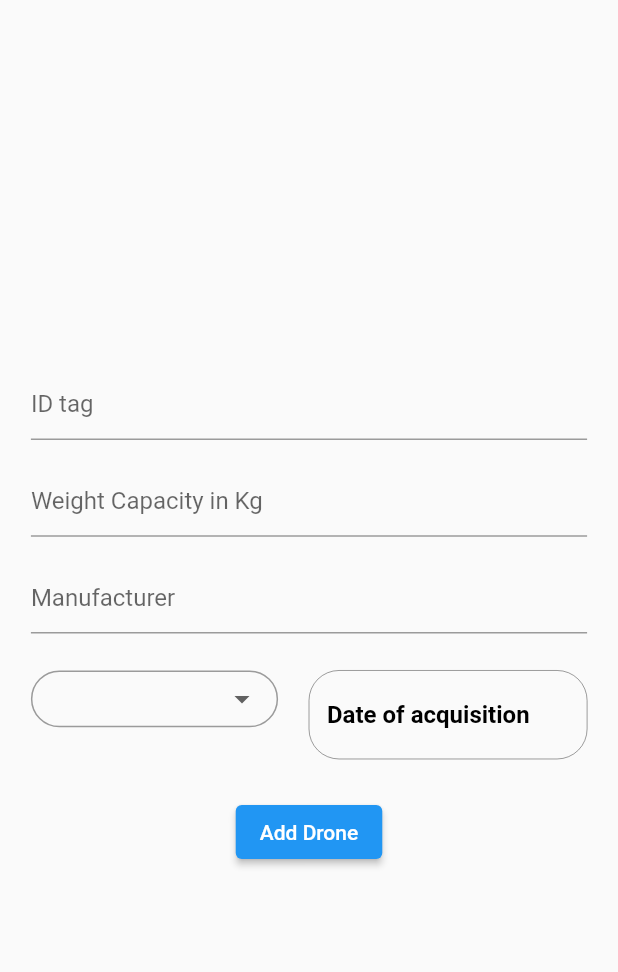
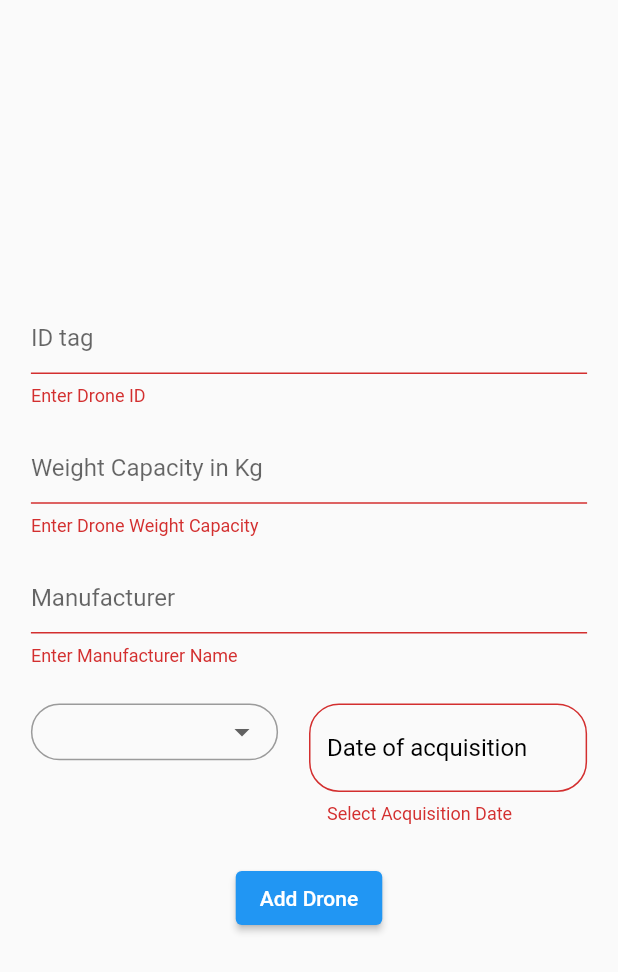
Before and after one commit to HassanTeslim007/dronetech, a Flutter app: the DroneDialog screen opened directly, after a tap on "Add Drone", on a phone screen of 412 x 824 dp. Shown: the top 972 px of the screen. Run offline on Flutter 3.47's test engine with Material 2 defaults, Android fonts, the phone set to English and light mode, and no system bars; our stand-ins replace cloud_firestore, firebase_core; accounts and stored records are empty.

Commit message:
Separated logic, delete drone, formatted code

```diff
--- a/lib/main.dart
+++ b/lib/main.dart
@@ -1,7 +1,7 @@
 import 'package:flutter/material.dart';
 import 'package:firebase_core/firebase_core.dart';
 
-import 'ui/screens/home.dart';
+import 'ui/screens/home/home.dart';
 
 void main() async {
   WidgetsFlutterBinding.ensureInitialized();
--- a/lib/model/drone.dart
+++ b/lib/model/drone.dart
@@ -26,7 +26,7 @@ class Drone {
     data['weight'] = weight;
     data['manufacturer'] = manufacturer;
     data['serviced'] = serviced;
-    data['acquisitonDate'] = acquisitionDate;
+    data['acquisitionDate'] = acquisitionDate;
     return data;
   }
 }
--- a/lib/ui/dialogs/add_drone.dart
+++ /dev/null
@@ -1,187 +0,0 @@
-import 'package:cloud_firestore/cloud_firestore.dart';
-import 'package:dronetech/model/drone.dart';
-import 'package:flutter/material.dart';
-
-class DroneDialog extends StatefulWidget {
-  const DroneDialog({Key? key}) : super(key: key);
-
-  @override
-  State<DroneDialog> createState() => _DroneDialogState();
-}
-
-class _DroneDialogState extends State<DroneDialog> {
-  TextEditingController idController = TextEditingController();
-  TextEditingController weightController = TextEditingController();
-  TextEditingController manufacturerController = TextEditingController();
-  TextEditingController dateController = TextEditingController();
-  bool? droneCondition = true;
-  DateTime? selectedDate;
-
-  @override
-  void dispose() {
-    super.dispose();
-    idController.dispose();
-    weightController.dispose();
-    manufacturerController.dispose();
-    dateController.dispose();
-  }
-
-  void addDrone() {
-    var id = idController.text;
-    var weight = weightController.text;
-    var manufacturer = manufacturerController.text;
-    var serviced = droneCondition;
-    var acquisitionDate = selectedDate.toString().substring(0, 10);
-    Drone drone = Drone(
-        id: id,
-        weight: '${weight}kg',
-        manufacturer: manufacturer,
-        serviced: serviced,
-        acquisitionDate: acquisitionDate);
-    final droneDB = FirebaseFirestore.instance.collection('Drones collection');
-
-    try {
-      droneDB.add(drone.toJson());
-      ScaffoldMessenger.of(context).showSnackBar(SnackBar(
-        content: const Text('Drone Added Successfully'),
-        backgroundColor: Colors.green[400],
-      ));
-    } on Exception {
-      ScaffoldMessenger.of(context).showSnackBar(SnackBar(
-        content: const Text('Drone Added Failed'),
-        backgroundColor: Colors.redAccent[400],
-      ));
-    }
-    idController.clear();
-    weightController.clear();
-    manufacturerController.clear();
-    dateController.clear();
-    Navigator.pop(context);
-  }
-
-  selectDate() async {
-    DateTime? newDate = await showDatePicker(
-        context: context,
-        initialDate: DateTime(2010),
-        firstDate: DateTime(2000),
-        lastDate: DateTime.now());
-
-    setState(() {
-      if (newDate == null) {
-        return;
-      } else {
-        selectedDate = newDate;
-      }
-    });
-  }
-
-  @override
-  Widget build(BuildContext context) {
-    var width = MediaQuery.of(context).size.width;
-    var height = MediaQuery.of(context).size.height;
-    return Scaffold(
-      body: Padding(
-        padding: EdgeInsets.symmetric(
-            horizontal: width * 0.05, vertical: height * 0.02),
-        child: SizedBox(
-          child: Form(
-              child: Column(
-            mainAxisAlignment: MainAxisAlignment.center,
-            children: [
-              TextFormField(
-                controller: idController,
-                keyboardType: TextInputType.text,
-                decoration: const InputDecoration(
-                  hintText: 'ID tag',
-                ),
-              ),
-              SizedBox(
-                height: height * 0.02,
-              ),
-              TextFormField(
-                  controller: weightController,
-                  keyboardType: TextInputType.number,
-                  decoration: const InputDecoration(
-                    hintText: 'Weight Capacity in Kg',
-                  )),
-              SizedBox(
-                height: height * 0.02,
-              ),
-              TextFormField(
-                  controller: manufacturerController,
-                  keyboardType: TextInputType.text,
-                  decoration: const InputDecoration(
-                    hintText: 'Manufacturer',
-                  )),
-              SizedBox(
-                height: height * 0.03,
-              ),
-              Flexible(
-                child: Row(
-                  mainAxisAlignment: MainAxisAlignment.spaceBetween,
-                  crossAxisAlignment: CrossAxisAlignment.start,
-                  children: [
-                    SizedBox(
-                      width: width / 2.5,
-                      height: height * 0.046,
-                      child: DropdownButtonFormField<String>(
-                        decoration: InputDecoration(
-                            border: OutlineInputBorder(
-                                borderRadius: BorderRadius.circular(20.0),
-                                borderSide: BorderSide(
-                                    width: width * 0.03, color: Colors.black))),
-                        value: 'Serviced',
-                        items: ['Serviced', 'Not Serviced']
-                            .map((val) => DropdownMenuItem<String>(
-                                value: val,
-                                child: Text(
-                                  val,
-                                )))
-                            .toList(),
-                        onChanged: (val) {
-                          if (val == 'Serviced') {
-                            droneCondition = true;
-                          } else {
-                            droneCondition = false;
-                          }
-                        },
-                      ),
-                    ),
-                    InkWell(
-                      onTap: () async {
-                        await selectDate();
-                      },
-                      child: SizedBox(
-                        width: width * 0.45,
-                        child: TextField(
-                            controller: dateController,
-                            enabled: false,
-                            decoration: InputDecoration(
-                                hintText: selectedDate == null
-                                    ? 'Date of acquisition'
-                                    : '${selectedDate!.year}-${selectedDate!.month}-${selectedDate!.day}',
-                                hintStyle: const TextStyle(
-                                    fontWeight: FontWeight.bold,
-                                    color: Colors.black),
-                                border: OutlineInputBorder(
-                                    borderRadius: BorderRadius.circular(20.0),
-                                    borderSide: BorderSide(
-                                        width: width * 0.03,
-                                        color: Colors.black)))),
-                      ),
-                    ),
-                  ],
-                ),
-              ),
-              SizedBox(
-                height: height * 0.03,
-              ),
-              ElevatedButton(
-                  onPressed: addDrone, child: const Text('Add Drone'))
-            ],
-          )),
-        ),
-      ),
-    );
-  }
-}
--- /dev/null
+++ b/lib/ui/dialogs/drone_dialog/drone_dialog.dart
@@ -0,0 +1,163 @@
+import 'package:dronetech/ui/dialogs/drone_dialog/drone_dialog_logic.dart';
+import 'package:flutter/material.dart';
+
+class DroneDialog extends StatefulWidget {
+  const DroneDialog({Key? key}) : super(key: key);
+
+  @override
+  State<DroneDialog> createState() => _DroneDialogState();
+}
+
+class _DroneDialogState extends State<DroneDialog> {
+  final controller = DroneDialogLogic();
+
+  selectDate() async {
+    DateTime? newDate = await showDatePicker(
+        context: context,
+        initialDate: DateTime(2010),
+        firstDate: DateTime(2000),
+        lastDate: DateTime.now());
+
+    setState(() {
+      if (newDate == null) {
+        return;
+      } else {
+        controller.dateController.text = newDate.toString().substring(0, 10);
+        controller.selectedDate = controller.dateController.text;
+      }
+    });
+  }
+
+  @override
+  void dispose() {
+    controller.dispose();
+    super.dispose();
+  }
+
+  @override
+  Widget build(BuildContext context) {
+    var width = MediaQuery.of(context).size.width;
+    var height = MediaQuery.of(context).size.height;
+    return Scaffold(
+      body: Padding(
+        padding: EdgeInsets.symmetric(
+            horizontal: width * 0.05, vertical: height * 0.02),
+        child: SizedBox(
+          child: Form(
+              key: controller.formKey,
+              child: Column(
+                mainAxisAlignment: MainAxisAlignment.center,
+                children: [
+                  TextFormField(
+                    validator: (val) {
+                      if (val!.isEmpty) return "Enter Drone ID";
+                      return null;
+                    },
+                    controller: controller.idController,
+                    keyboardType: TextInputType.text,
+                    decoration: const InputDecoration(
+                      hintText: 'ID tag',
+                    ),
+                  ),
+                  SizedBox(
+                    height: height * 0.02,
+                  ),
+                  TextFormField(
+                      validator: (val) {
+                        if (val!.isEmpty) return "Enter Drone Weight Capacity";
+                        return null;
+                      },
+                      controller: controller.weightController,
+                      keyboardType: TextInputType.number,
+                      decoration: const InputDecoration(
+                        hintText: 'Weight Capacity in Kg',
+                      )),
+                  SizedBox(
+                    height: height * 0.02,
+                  ),
+                  TextFormField(
+                      validator: (val) {
+                        if (val!.isEmpty) return "Enter Manufacturer Name";
+                        return null;
+                      },
+                      controller: controller.manufacturerController,
+                      keyboardType: TextInputType.text,
+                      decoration: const InputDecoration(
+                        hintText: 'Manufacturer',
+                      )),
+                  SizedBox(
+                    height: height * 0.03,
+                  ),
+                  Flexible(
+                    child: Row(
+                      mainAxisAlignment: MainAxisAlignment.spaceBetween,
+                      crossAxisAlignment: CrossAxisAlignment.start,
+                      children: [
+                        SizedBox(
+                          width: width / 2.5,
+                          height: height * 0.046,
+                          child: DropdownButtonFormField<String>(
+                            decoration: InputDecoration(
+                                border: OutlineInputBorder(
+                                    borderRadius: BorderRadius.circular(20.0),
+                                    borderSide: BorderSide(
+                                        width: width * 0.03,
+                                        color: Colors.black))),
+                            value: 'Serviced',
+                            items: ['Serviced', 'Not Serviced']
+                                .map((val) => DropdownMenuItem<String>(
+                                    value: val,
+                                    child: Text(
+                                      val,
+                                    )))
+                                .toList(),
+                            onChanged: (val) {
+                              if (val == 'Serviced') {
+                                controller.droneCondition = true;
+                              } else {
+                                controller.droneCondition = false;
+                              }
+                            },
+                          ),
+                        ),
+                        SizedBox(
+                          width: width * 0.45,
+                          child: TextFormField(
+                              onTap: () async {
+                                await selectDate();
+                              },
+                              validator: (val) {
+                                if (val!.isEmpty) {
+                                  return "Select Acquisition Date";
+                                }
+                                return null;
+                              },
+                              controller: controller.dateController,
+                              showCursor: true,
+                              readOnly: true,
+                              decoration: InputDecoration(
+                                  hintText: 'Date of acquisition',
+                                  hintStyle:
+                                      const TextStyle(color: Colors.black),
+                                  border: OutlineInputBorder(
+                                      borderRadius: BorderRadius.circular(20.0),
+                                      borderSide: BorderSide(
+                                          width: width * 0.03,
+                                          color: Colors.black)))),
+                        ),
+                      ],
+                    ),
+                  ),
+                  SizedBox(
+                    height: height * 0.03,
+                  ),
+                  ElevatedButton(
+                      onPressed: () => controller.addDrone(context),
+                      child: const Text('Add Drone'))
+                ],
+              )),
+        ),
+      ),
+    );
+  }
+}
--- /dev/null
+++ b/lib/ui/dialogs/drone_dialog/drone_dialog_logic.dart
@@ -0,0 +1,60 @@
+import 'package:cloud_firestore/cloud_firestore.dart';
+import 'package:flutter/material.dart';
+
+import '../../../model/drone.dart';
+
+class DroneDialogLogic {
+  TextEditingController idController = TextEditingController();
+  TextEditingController weightController = TextEditingController();
+  TextEditingController manufacturerController = TextEditingController();
+  TextEditingController dateController = TextEditingController();
+  bool? droneCondition = true;
+  String? selectedDate;
+  final formKey = GlobalKey<FormState>();
+
+  void dispose() {
+    idController.dispose();
+    weightController.dispose();
+    manufacturerController.dispose();
+    dateController.dispose();
+  }
+
+  //write to db
+  void addDrone(context) {
+    var id = idController.text;
+    var weight = weightController.text;
+    var manufacturer = manufacturerController.text;
+    var serviced = droneCondition;
+    var acquisitionDate = selectedDate.toString();
+    Drone drone = Drone(
+        id: id,
+        weight: '${weight}kg',
+        manufacturer: manufacturer,
+        serviced: serviced,
+        acquisitionDate: acquisitionDate);
+    final droneDB =
+        FirebaseFirestore.instance.collection('Drones collection').doc(id);
+    //validate form
+    if (formKey.currentState!.validate()) {
+      try {
+        droneDB.set(drone.toJson());
+        //show success snackbar
+        ScaffoldMessenger.of(context).showSnackBar(SnackBar(
+          content: const Text('Drone Added Successfully'),
+          backgroundColor: Colors.green[400],
+        ));
+      } on Exception {
+        //show failure snackbar
+        ScaffoldMessenger.of(context).showSnackBar(SnackBar(
+          content: const Text('Drone Added Failed'),
+          backgroundColor: Colors.redAccent[400],
+        ));
+      }
+      idController.clear();
+      weightController.clear();
+      manufacturerController.clear();
+      dateController.clear();
+      Navigator.pop(context);
+    }
+  }
+}
--- /dev/null
+++ b/lib/ui/screens/home/home_logic.dart
@@ -0,0 +1,44 @@
+import 'package:cloud_firestore/cloud_firestore.dart';
+import 'package:flutter/material.dart';
+
+import '../../../model/drone.dart';
+import '../../dialogs/drone_dialog/drone_dialog.dart';
+
+class HomeLogic {
+  //Fetch Drones
+  Stream<List<Drone>> fetchDrones() => FirebaseFirestore.instance
+      .collection('Drones collection')
+      .snapshots()
+      .map((snapshot) =>
+          snapshot.docs.map((drone) => Drone.fromJson(drone.data())).toList());
+  //Add New drone
+  void addDrone(context) {
+    showDialog(
+        context: context,
+        builder: ((context) {
+          return SizedBox(
+              height: MediaQuery.of(context).size.height / 2,
+              child: const DroneDialog());
+        }));
+  }
+
+  // delete Drone Field
+  void deleteDrone(String id, context) {
+    final drone =
+        FirebaseFirestore.instance.collection('Drones collection').doc(id);
+
+
+    try {
+     drone.delete();
+      ScaffoldMessenger.of(context).showSnackBar(SnackBar(
+        content: const Text('Drone Deleted Successfully'),
+        backgroundColor: Colors.green[400],
+      ));
+    } on Exception {
+      ScaffoldMessenger.of(context).showSnackBar(SnackBar(
+        content: const Text('Drone could not be deleted'),
+        backgroundColor: Colors.redAccent[400],
+      ));
+    }
+  }
+}
--- /dev/null
+++ b/lib/ui/widgets/drone_tile.dart
@@ -0,0 +1,26 @@
+import 'package:flutter/material.dart';
+import 'package:flutter/src/foundation/key.dart';
+import 'package:flutter/src/widgets/framework.dart';
+
+import '../../model/drone.dart';
+
+class DroneTile extends StatelessWidget {
+  final Drone drone;
+  const DroneTile({Key? key,required this.drone}) : super(key: key);
+
+  @override
+  Widget build(BuildContext context) {
+    return ListTile(
+      title: Text(
+        drone.id!,
+        style: const TextStyle(fontWeight: FontWeight.bold, fontSize: 20),
+      ),
+      subtitle:
+          Row(mainAxisAlignment: MainAxisAlignment.spaceBetween, children: [
+        Text(drone.manufacturer!),
+        Text('Serviced: ${drone.serviced!}'),
+        Text('Date Acquired: ${drone.acquisitionDate!}'),
+      ]),
+    );
+  }
+}
```
Also changed, not shown: lib/ui/screens/home.dart (deleted, +0 -83 lines), lib/ui/screens/home/home.dart (added, +62 -0 lines), 1 other file.
